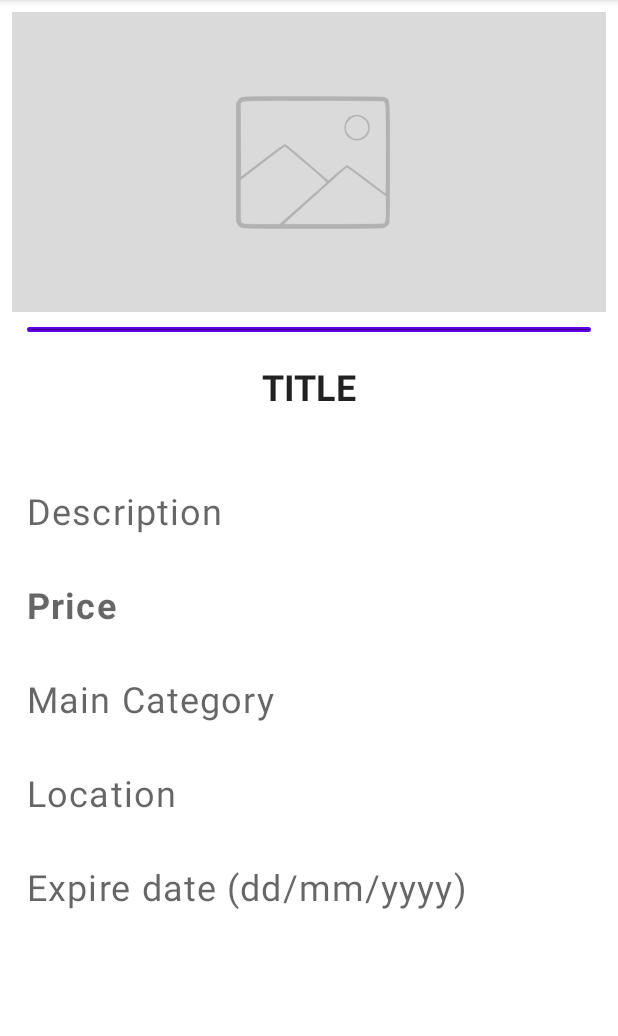
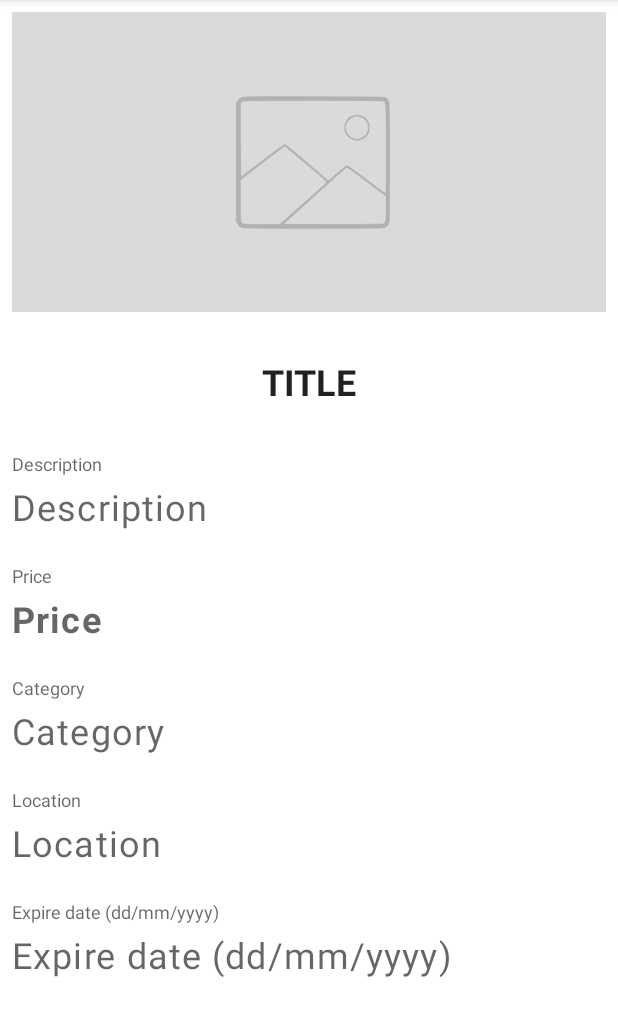
Before and after one commit to peppehermes/splinter-sell, an Android app: the fragment ItemDetailsFragment shown on its own in the app's theme, on a phone screen of 412 x 824 dp, the part 84-1120 px from its top. Run offline under Robolectric (Android 15) with nearby library versions, the phone set to English and light mode, and no system bars; 3 statements that could not run were skipped.

Commit message:
ItemDetails layout update.

```diff
--- a/app/src/main/java/it/polito/mad/splintersell/ui/item_details/ItemEditFragment.kt
+++ b/app/src/main/java/it/polito/mad/splintersell/ui/item_details/ItemEditFragment.kt
@@ -490,7 +490,7 @@ class ItemEditFragment : Fragment() {
                 if (!price.text.isNullOrEmpty())
                     rootObject.accumulate("Price", price.text)
 
-                if (!dropdow_sub_category.toString().isEmpty())
+                if (!dropdow_sub_category.text.isNullOrEmpty())
                     rootObject.accumulate("Category", dropdow_main_category.text.toString() + ": " + dropdow_sub_category.text.toString())
 
                 if (!location.text.isNullOrEmpty())
--- a/app/src/main/res/layout-land/fragment_item_details.xml
+++ b/app/src/main/res/layout-land/fragment_item_details.xml
@@ -27,12 +27,7 @@
             tools:srcCompat="@drawable/image_vectorized_lower"
             android:focusable="true"/>
 
-        <View
-            android:layout_width="match_parent"
-            android:layout_height="3dp"
-            android:layout_marginStart="10dp"
-            android:layout_marginEnd="10dp"
-            android:background="@drawable/round_corners" />
+
 
         <TextView
             android:id="@+id/title"
@@ -48,62 +43,122 @@
             android:textSize="24sp"
             android:textStyle="bold" />
 
+        <View
+            android:layout_width="match_parent"
+            android:layout_height="1.5dp"
+            android:layout_marginBottom="10dp"
+            android:background="@drawable/round_corners" />
+
+        <TextView
+            android:layout_width="match_parent"
+            android:layout_height="wrap_content"
+            android:text="@string/description"
+            style="@style/InputLabel" />
+
         <TextView
             android:id="@+id/description"
             android:layout_width="match_parent"
             android:layout_height="wrap_content"
-            android:layout_marginTop="10dp"
             android:layout_marginBottom="10dp"
-            android:padding="10dp"
             android:text="@string/description"
             android:textAppearance="?attr/textAppearanceBody1"
             android:textColor="?android:attr/textColorSecondary"
             android:textSize="24sp" />
+
+        <View
+            android:layout_width="match_parent"
+            android:layout_height="1.5dp"
+            android:layout_marginBottom="10dp"
+            android:background="@drawable/round_corners" />
+
+        <TextView
+            android:layout_width="match_parent"
+            android:layout_height="wrap_content"
+            android:text="@string/price"
+            style="@style/InputLabel" />
 
         <TextView
             android:id="@+id/price"
             android:layout_width="match_parent"
             android:layout_height="wrap_content"
             android:layout_marginBottom="10dp"
-            android:padding="10dp"
             android:text="@string/price"
             android:textAppearance="?attr/textAppearanceBody1"
             android:textColor="?android:attr/textColorSecondary"
             android:textSize="24sp"
             android:textStyle="bold" />
 
+        <View
+            android:layout_width="match_parent"
+            android:layout_height="1.5dp"
+            android:layout_marginBottom="10dp"
+            android:background="@drawable/round_corners" />
+
+        <TextView
+            android:layout_width="match_parent"
+            android:layout_height="wrap_content"
+            android:text="@string/showcategory"
+            style="@style/InputLabel" />
+
         <TextView
             android:id="@+id/category"
             android:layout_width="match_parent"
             android:layout_height="wrap_content"
             android:layout_marginBottom="10dp"
-            android:padding="10dp"
-            android:text="@string/category"
+            android:text="@string/showcategory"
             android:textAppearance="?attr/textAppearanceBody1"
             android:textColor="?android:attr/textColorSecondary"
             android:textSize="24sp" />
+
+        <View
+            android:layout_width="match_parent"
+            android:layout_height="1.5dp"
+            android:layout_marginBottom="10dp"
+            android:background="@drawable/round_corners" />
+
+        <TextView
+            android:layout_width="match_parent"
+            android:layout_height="wrap_content"
+            android:text="@string/location"
+            style="@style/InputLabel" />
 
         <TextView
             android:id="@+id/location"
             android:layout_width="match_parent"
             android:layout_height="wrap_content"
             android:layout_marginBottom="10dp"
-            android:padding="10dp"
             android:text="@string/location"
             android:textAppearance="?attr/textAppearanceBody1"
             android:textColor="?android:attr/textColorSecondary"
             android:textSize="24sp" />
 
+        <View
+            android:layout_width="match_parent"
+            android:layout_height="1.5dp"
+            android:layout_marginBottom="10dp"
+            android:background="@drawable/round_corners" />
+
+        <TextView
+            android:layout_width="match_parent"
+            android:layout_height="wrap_content"
+            android:text="@string/expire_date"
+            style="@style/InputLabel" />
+
         <TextView
             android:id="@+id/expire_date"
             android:layout_width="match_parent"
             android:layout_height="wrap_content"
-            android:padding="10dp"
             android:text="@string/expire_date"
             android:textAppearance="?attr/textAppearanceBody1"
             android:textColor="?android:attr/textColorSecondary"
             android:textSize="24sp" />
 
+        <View
+            android:layout_width="match_parent"
+            android:layout_height="1.5dp"
+            android:layout_marginBottom="10dp"
+            android:background="@drawable/round_corners" />
+
 
     </LinearLayout>
 
--- a/app/src/main/res/layout/fragment_item_details.xml
+++ b/app/src/main/res/layout/fragment_item_details.xml
@@ -28,12 +28,6 @@
             android:focusable="true"
             />
 
-        <View
-            android:layout_width="match_parent"
-            android:layout_height="3dp"
-            android:layout_marginStart="10dp"
-            android:layout_marginEnd="10dp"
-            android:background="@drawable/round_corners" />
 
         <TextView
             android:id="@+id/title"
@@ -49,62 +43,118 @@
             android:textSize="24sp"
             android:textStyle="bold" />
 
+
+
+        <TextView
+            android:layout_width="match_parent"
+            android:layout_height="wrap_content"
+            android:text="@string/description"
+            style="@style/InputLabel" />
+
         <TextView
             android:id="@+id/description"
             android:layout_width="match_parent"
             android:layout_height="wrap_content"
-            android:layout_marginTop="10dp"
             android:layout_marginBottom="10dp"
-            android:padding="10dp"
             android:text="@string/description"
             android:textAppearance="?attr/textAppearanceBody1"
             android:textColor="?android:attr/textColorSecondary"
             android:textSize="24sp" />
+
+        <View
+            android:layout_width="match_parent"
+            android:layout_height="1.5dp"
+            android:layout_marginBottom="10dp"
+            android:background="@drawable/round_corners" />
+
+        <TextView
+            android:layout_width="match_parent"
+            android:layout_height="wrap_content"
+            android:text="@string/price"
+            style="@style/InputLabel" />
 
         <TextView
             android:id="@+id/price"
             android:layout_width="match_parent"
             android:layout_height="wrap_content"
             android:layout_marginBottom="10dp"
-            android:padding="10dp"
             android:text="@string/price"
             android:textAppearance="?attr/textAppearanceBody1"
             android:textColor="?android:attr/textColorSecondary"
             android:textSize="24sp"
             android:textStyle="bold" />
 
+        <View
+            android:layout_width="match_parent"
+            android:layout_height="1.5dp"
+            android:layout_marginBottom="10dp"
+            android:background="@drawable/round_corners" />
+
+        <TextView
+            android:layout_width="match_parent"
+            android:layout_height="wrap_content"
+            android:text="@string/showcategory"
+            style="@style/InputLabel" />
+
         <TextView
             android:id="@+id/category"
             android:layout_width="match_parent"
             android:layout_height="wrap_content"
             android:layout_marginBottom="10dp"
-            android:padding="10dp"
-            android:text="@string/category"
+            android:text="@string/showcategory"
             android:textAppearance="?attr/textAppearanceBody1"
             android:textColor="?android:attr/textColorSecondary"
             android:textSize="24sp" />
+
+        <View
+            android:layout_width="match_parent"
+            android:layout_height="1.5dp"
+            android:layout_marginBottom="10dp"
+            android:background="@drawable/round_corners" />
+
+        <TextView
+            android:layout_width="match_parent"
+            android:layout_height="wrap_content"
+            android:text="@string/location"
+            style="@style/InputLabel" />
 
         <TextView
             android:id="@+id/location"
             android:layout_width="match_parent"
             android:layout_height="wrap_content"
             android:layout_marginBottom="10dp"
-            android:padding="10dp"
             android:text="@string/location"
             android:textAppearance="?attr/textAppearanceBody1"
             android:textColor="?android:attr/textColorSecondary"
             android:textSize="24sp" />
 
+        <View
+            android:layout_width="match_parent"
+            android:layout_height="1.5dp"
+            android:layout_marginBottom="10dp"
+            android:background="@drawable/round_corners" />
+
+        <TextView
+            android:layout_width="match_parent"
+            android:layout_height="wrap_content"
+            android:text="@string/expire_date"
+            style="@style/InputLabel" />
+
         <TextView
             android:id="@+id/expire_date"
             android:layout_width="match_parent"
             android:layout_height="wrap_content"
-            android:padding="10dp"
+            android:layout_marginBottom="10dp"
             android:text="@string/expire_date"
             android:textAppearance="?attr/textAppearanceBody1"
             android:textColor="?android:attr/textColorSecondary"
             android:textSize="24sp" />
 
+        <View
+            android:layout_width="match_parent"
+            android:layout_height="1.5dp"
+            android:background="@drawable/round_corners" />
+
 
     </LinearLayout>
 
--- a/app/src/main/res/values/dimens.xml
+++ b/app/src/main/res/values/dimens.xml
@@ -7,7 +7,7 @@
     <dimen name="fab_margin">16dp</dimen>
 
     //for the label above Spinner
-    <dimen name="input_label_vertical_spacing">8dp</dimen>
+    <dimen name="input_label_vertical_spacing">4dp</dimen>
     <dimen name="input_label_horizontal_spacing">4dp</dimen>
 
 </resources>
--- a/app/src/main/res/values/strings.xml
+++ b/app/src/main/res/values/strings.xml
@@ -22,6 +22,7 @@
     <string name="detail_image">detail_image</string>
     <string name="price">Price</string>
     <string name="category">Main Category</string>
+    <string name="showcategory">Category</string>
     <string name="subcategory">Sub Category</string>
     <string name="location">Location</string>
     <string name="expire_date">Expire date (dd/mm/yyyy)</string>
--- a/app/src/main/res/values/styles.xml
+++ b/app/src/main/res/values/styles.xml
@@ -44,7 +44,6 @@
     //for the label above Spinner
     <style name="InputLabel" parent="TextAppearance.AppCompat.Caption">
         <item name="android:paddingBottom">@dimen/input_label_vertical_spacing</item>
-        <item name="android:paddingLeft">@dimen/input_label_horizontal_spacing</item>
         <item name="android:paddingRight">@dimen/input_label_horizontal_spacing</item>
     </style>
 
```
